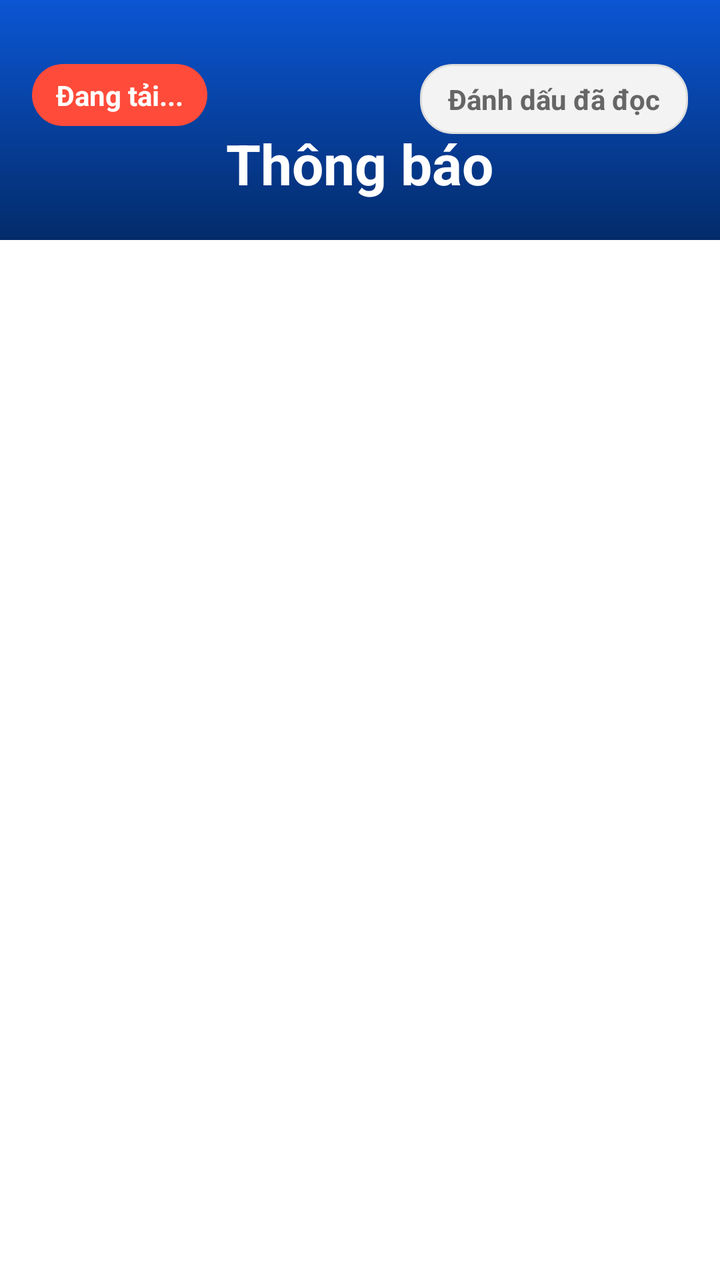
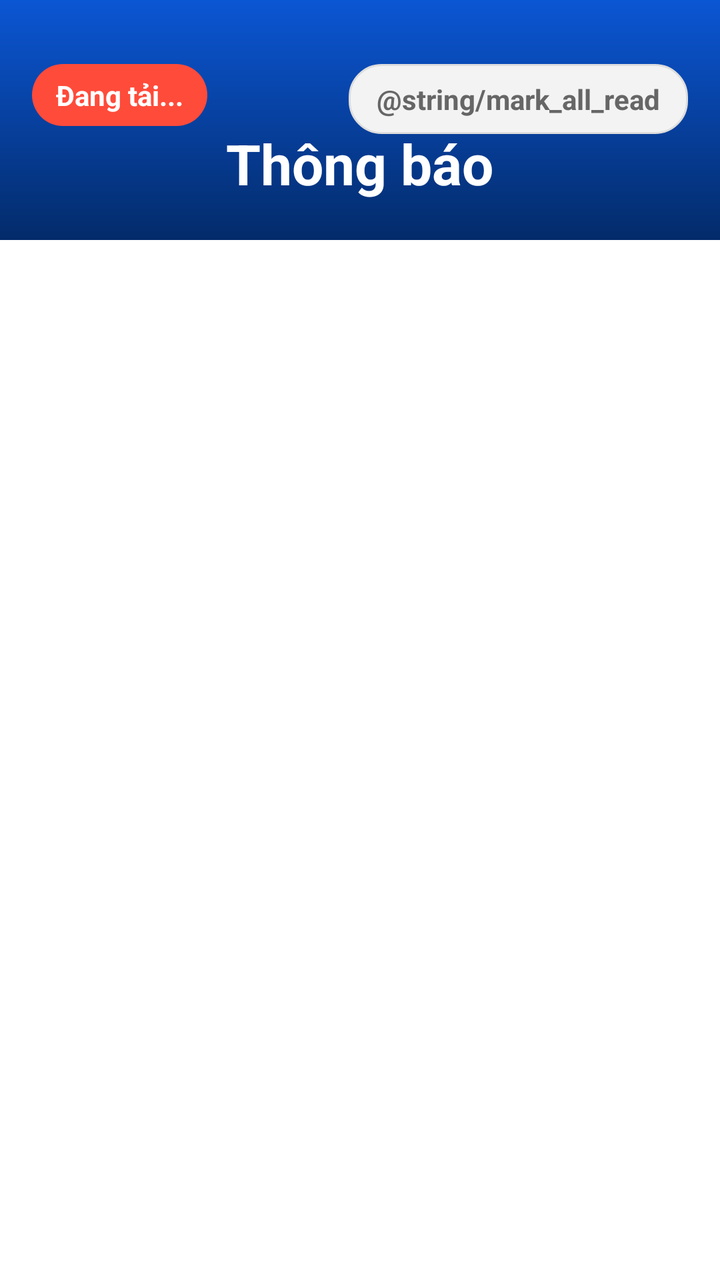

An Android layout rendered at two revisions. The XML below is the earlier revision; the diff shows what the commit changed to produce the second picture.
<!-- AndroidManifest.xml: application theme Theme.Movify -->
<!-- res/layout/fragment_notification.xml -->
<?xml version="1.0" encoding="utf-8"?>
<RelativeLayout xmlns:android="http://schemas.android.com/apk/res/android"
    android:layout_width="match_parent"
    android:layout_height="match_parent"
    android:background="#FFFFFF">

    
    <RelativeLayout
        android:id="@+id/layoutHeader"
        android:layout_width="match_parent"
        android:layout_height="120dp"
        android:background="@drawable/bg_primary"
        android:paddingStart="16dp"
        android:paddingTop="32dp"
        android:paddingEnd="16dp"
        android:paddingBottom="16dp">

        <TextView
            android:id="@+id/tvNewBadge"
            android:layout_width="wrap_content"
            android:layout_height="wrap_content"
            android:layout_alignParentStart="true"
            android:background="@drawable/bg_badge_red"
            android:gravity="center"
            android:minWidth="52dp"
            android:paddingStart="12dp"
            android:paddingTop="6dp"
            android:paddingEnd="12dp"
            android:paddingBottom="6dp"
            android:text="@string/loading_dots"
            android:textColor="@android:color/white"
            android:textSize="14sp"
            android:textStyle="bold" />

        <TextView
            android:id="@+id/tvMarkAllRead"
            android:layout_width="wrap_content"
            android:layout_height="wrap_content"
            android:layout_alignParentEnd="true"
            android:background="@drawable/bg_input"
            android:gravity="center"
            android:paddingStart="14dp"
            android:paddingTop="8dp"
            android:paddingEnd="14dp"
            android:paddingBottom="8dp"
            android:text="Đánh dấu đã đọc"
            android:textColor="@color/text_hint"
            android:textSize="14sp"
            android:textStyle="bold" />

        <TextView
            android:id="@+id/tvHeaderTitle"
            android:layout_width="wrap_content"
            android:layout_height="wrap_content"
            android:layout_below="@id/tvNewBadge"
            android:layout_centerHorizontal="true"
            android:text="Thông báo"
            android:textColor="@android:color/white"
            android:textSize="28sp"
            android:textStyle="bold" />

    </RelativeLayout>

    
    <ListView
        android:id="@+id/lvNotifications"
        android:layout_width="match_parent"
        android:layout_height="match_parent"
        android:layout_below="@id/layoutHeader"
        android:divider="@android:color/transparent"
        android:dividerHeight="12dp"
        android:paddingStart="12dp"
        android:paddingTop="12dp"
        android:paddingEnd="12dp"
        android:paddingBottom="16dp"
        android:clipToPadding="false"
        android:scrollbars="none" />

    <TextView
        android:id="@+id/tvEmptyState"
        android:layout_width="match_parent"
        android:layout_height="match_parent"
        android:layout_below="@id/layoutHeader"
        android:gravity="center"
        android:padding="24dp"
        android:text="@string/loading_dots"
        android:textColor="@color/text_hint"
        android:textSize="16sp"
        android:visibility="gone" />

</RelativeLayout>
<!-- resources referenced by this layout -->
<resources>
  <color name="text_hint">#666666</color>
  <!-- drawable bg_badge_red (drawable) -->
  <?xml version="1.0" encoding="utf-8"?>
  <shape xmlns:android="http://schemas.android.com/apk/res/android">
      <solid android:color="#FF4B3A" />
      <corners android:radius="20dp" />
  </shape>
  <!-- drawable bg_input (drawable) -->
  <shape xmlns:android="http://schemas.android.com/apk/res/android">
  
      <solid android:color="@color/input_bg"/>
  
      <corners android:radius="@dimen/radius_input"/>
  
      <stroke
          android:width="1dp"
          android:color="@color/input_stroke"/>
  
  </shape>
  <!-- drawable bg_primary (drawable) -->
  <shape xmlns:android="http://schemas.android.com/apk/res/android">
  
      <gradient
          android:angle="270"
          android:startColor="@color/primary_start"
          android:endColor="@color/primary_end"/>
  
  </shape>
  <string name="loading_dots">Đang tải...</string>
  <style name="Theme.Movify" parent="Base.Theme.Movify" />
  <color name="input_bg">#F3F3F3</color>
  <dimen name="radius_input">16dp</dimen>
  <color name="input_stroke">#DDDDDD</color>
  <color name="primary_start">#0B56D4</color>
  <color name="primary_end">#032B6A</color>
  <style name="Base.Theme.Movify" parent="Theme.Material3.DayNight.NoActionBar">
          
          <item name="colorPrimary">@color/primary</item>
          <item name="colorPrimaryVariant">@color/primary_dark</item>
          <item name="colorOnPrimary">@color/white</item>
          
          
          <item name="android:statusBarColor">@color/primary_dark</item>
          
          
          <item name="android:windowBackground">@color/bg_light</item>
      </style>
  <color name="primary">#1A56DB</color>
  <color name="primary_dark">#0D47A1</color>
  <color name="white">#FFFFFF</color>
  <color name="bg_light">#FFFFFF</color>
</resources>

<!-- the commit's change to res/layout/fragment_notification.xml (unified diff, before → after) -->
@@ -43,7 +43,7 @@
             android:paddingTop="8dp"
             android:paddingEnd="14dp"
             android:paddingBottom="8dp"
-            android:text="Đánh dấu đã đọc"
+        android:text="@string/mark_all_read"
             android:textColor="@color/text_hint"
             android:textSize="14sp"
             android:textStyle="bold" />
@@ -54,7 +54,7 @@
             android:layout_height="wrap_content"
             android:layout_below="@id/tvNewBadge"
             android:layout_centerHorizontal="true"
-            android:text="Thông báo"
+        android:text="@string/nav_notification"
             android:textColor="@android:color/white"
             android:textSize="28sp"
             android:textStyle="bold" />
<!-- resource entries referenced after the edit -->
@@ -29,6 +29,7 @@
   
   </shape>
   <string name="loading_dots">Đang tải...</string>
+  <string name="nav_notification">Thông báo</string>
   <style name="Theme.Movify" parent="Base.Theme.Movify" />
   <color name="input_bg">#F3F3F3</color>
   <dimen name="radius_input">16dp</dimen>
